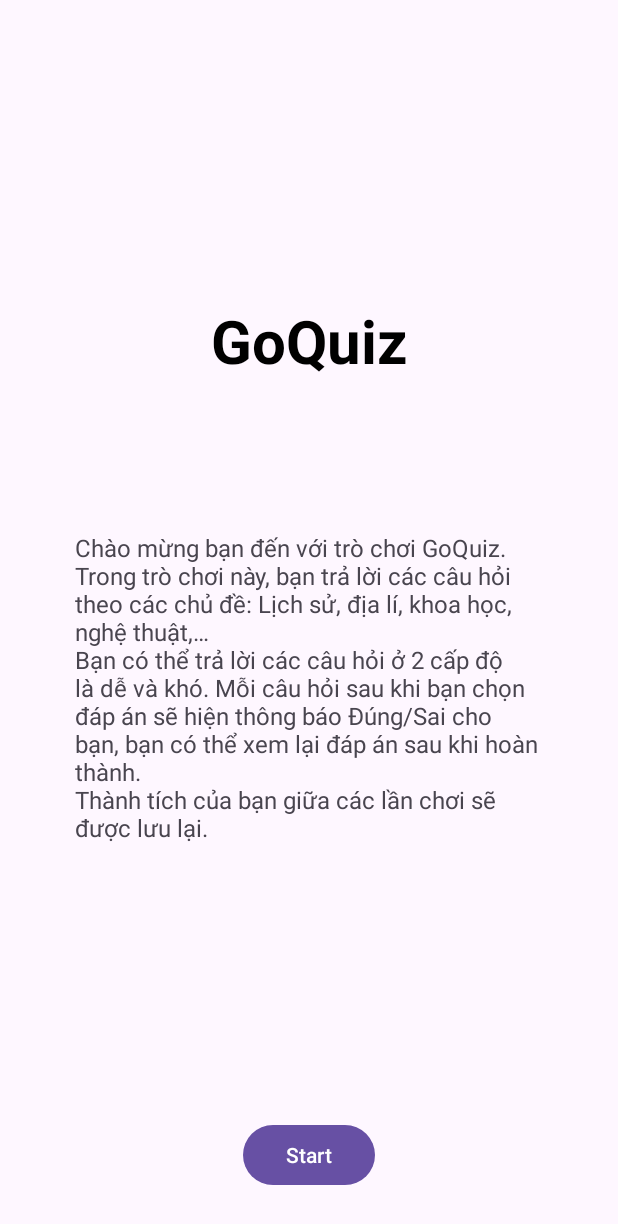
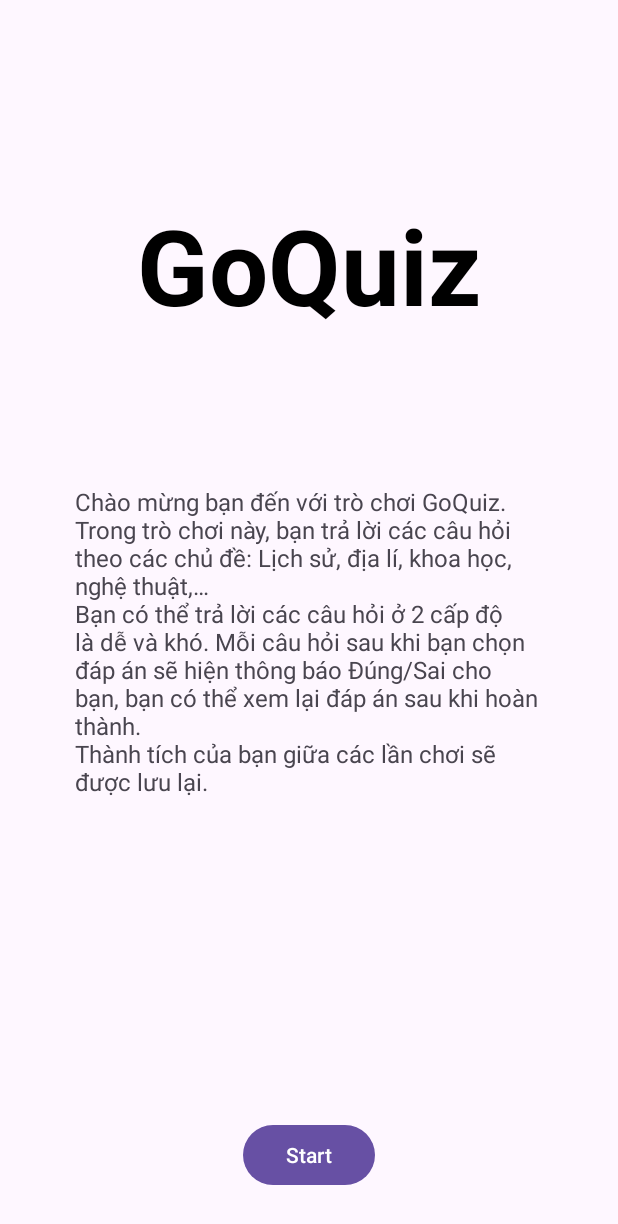
Before and after one commit to ngdg11/andr2324, an Android app: the screen it shows after launch (MainActivity), on a phone screen of 412 x 824 dp. Shown: the top 1224 px of the screen. Run offline under Robolectric (Android 15) with nearby library versions, the phone set to English and light mode, and no system bars.

Commit message:
Add files via upload
Sửa giao diện frame 1

```diff
--- a/app/src/main/res/layout/activity_main.xml
+++ b/app/src/main/res/layout/activity_main.xml
@@ -25,12 +25,12 @@
                 android:layout_width="match_parent"
                 android:layout_height="wrap_content"
                 android:layout_gravity="center"
-                android:layout_marginTop="150dp"
+                android:layout_marginTop="80dp"
                 android:layout_marginBottom="100dp"
                 android:gravity="center_horizontal"
                 android:text="GoQuiz"
                 android:textColor="@color/black"
-                android:textSize="40sp"
+                android:textSize="70sp"
                 android:textStyle="bold" />
 
             <TextView
```
